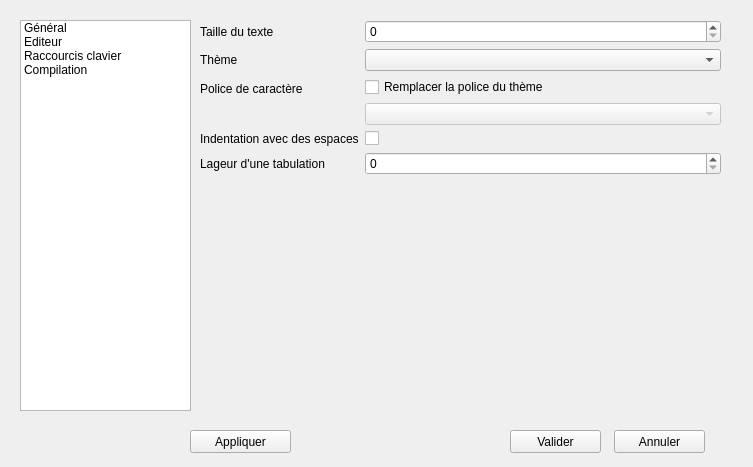
Before: the Qt Designer form source/dialogconfig.ui in Bramas/texiteasy, drawn with Qt 5.
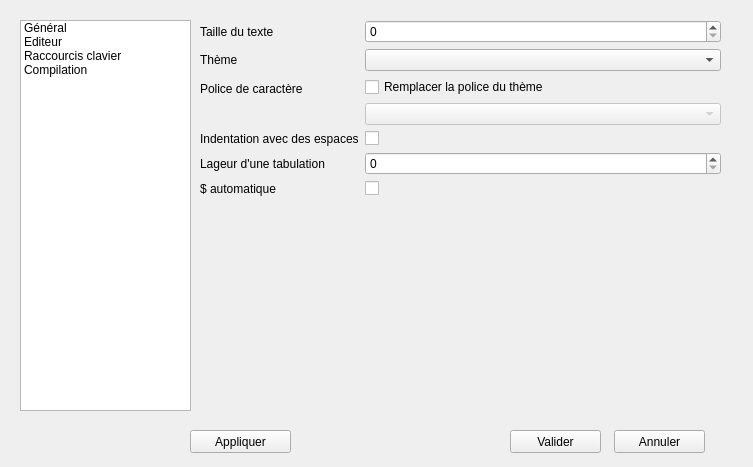
After: the same form once the commit is applied. The open tabs and pages were chosen to show the change.

```diff
--- a/source/dialogconfig.ui
+++ b/source/dialogconfig.ui
@@ -188,6 +188,20 @@
         <item row="5" column="1">
          <widget class="QSpinBox" name="spinBoxTabWidth"/>
         </item>
+        <item row="6" column="0">
+         <widget class="QLabel" name="label_dollarAuto">
+          <property name="text">
+           <string>$ automatique</string>
+          </property>
+         </widget>
+        </item>
+        <item row="6" column="1">
+         <widget class="QCheckBox" name="checkBoxDollarAuto">
+          <property name="text">
+           <string/>
+          </property>
+         </widget>
+        </item>
        </layout>
       </item>
      </layout>
```
Left out of the diff: 2 changed lines with no effect on the pictures.
